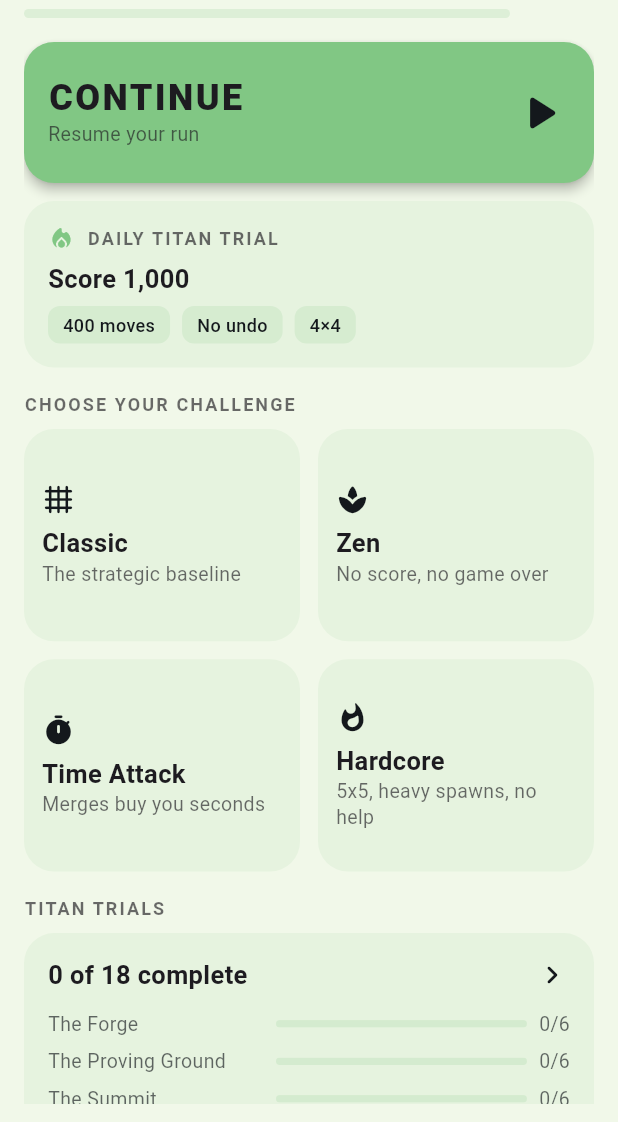
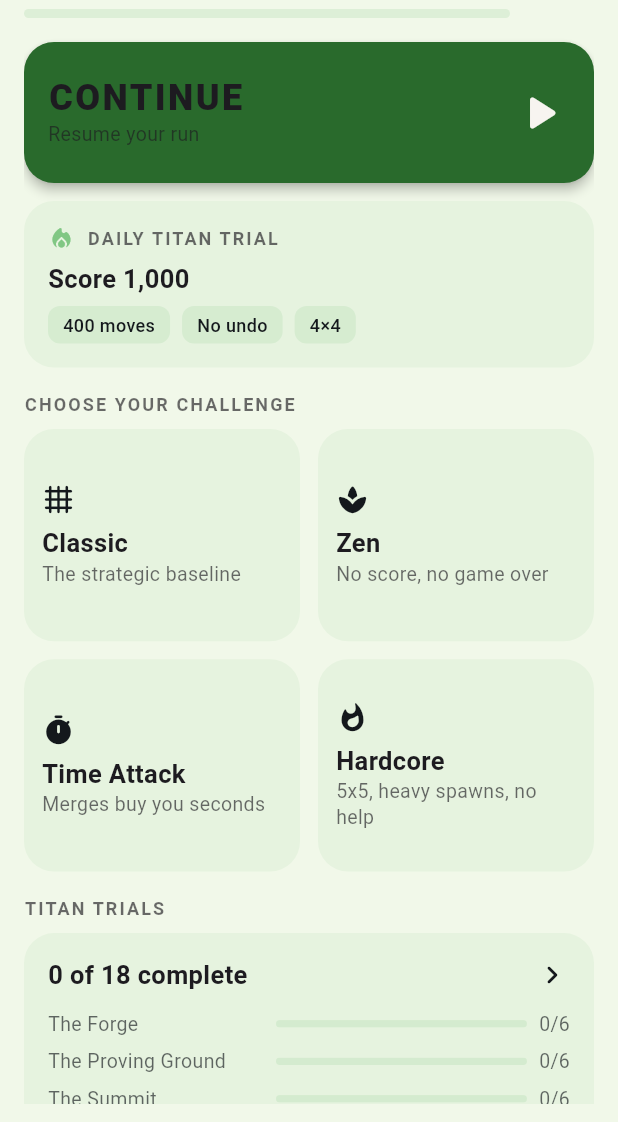
Before and after one commit to RobertTadevosyan/tile_titans, a Flutter app: the screen it shows after launch, on a phone screen of 412 x 824 dp, the part 114-1236 px from its top. Run offline on Flutter 3.47's test engine with Material 3 defaults, Android fonts, the phone set to English and light mode, and no system bars; our stand-ins replace audioplayers, device_info_plus, firebase_analytics, firebase_auth, firebase_core, firebase_crashlytics and 2 more; missing offline and left inert: dart:html, yandex_mobileads; accounts and stored records are empty; generated files the repository leaves out were written again.

Commit message:
Fix unreadable filled dialogs, and unblock the per-mode leaderboards
Two problems reported from the Mi A2.

The completion dialog was black text on a mid green. Picking the foreground
by contrast ratio alone was not enough: Classic's accent sits at luminance
0.47, where dark text technically scores 8.9:1 and still reads washed out.
Prominent surfaces are now deepened out of that band so white text sits on
them, then pushed further until they clear the 4.5:1 AA floor — Retro was
only reaching 4.3:1 with white and nothing had caught it.

The end-of-game dialogs were worse than a colour choice. They filled with
the app bar colour and set the title from appBarTheme but left the body text
to inherit the page's onSurface, so one dialog answered the same question
two ways: a white title and a near-black score on the same green. The stats
dialog made the opposite mistake and put white on that green at 2.2:1. All
three now take one surface and one measured foreground from the same rule.

The Time Attack and Hardcore boards could never fill. Publishing was gated
on the single global high score, so a player holding a 153,532 Classic
record would have to beat it inside a 90-second run before their first Time
Attack score ever posted. The gate is now per board. Classic keeps writing
to the flat `leaderboard/<uid>` path where its several hundred existing rows
live, rather than being given a bucket that would split that ladder in two.
The pending score also carries its mode, so switching modes inside the
five-second debounce can no longer file a score under the wrong board.

Reading a board now fetches only that board. Opening an empty Time Attack
ladder was downloading every Classic row to filter them all out.

Co-Authored-By: Claude Opus 5 (1M context) <noreply@anthropic.com>

```diff
--- a/lib/core/theme/titan_design.dart
+++ b/lib/core/theme/titan_design.dart
@@ -16,11 +16,81 @@ import 'package:flutter/material.dart';
 /// against black is (L + 0.05) / 0.05, equal at L ≈ 0.179.
 const double kContrastCrossover = 0.179;
 
+/// The fill and text colour for a dialog that is filled with the theme accent.
+///
+/// The end-of-game dialogs used the app bar colour as their background and then
+/// let the body text fall back to the page's `onSurface`. On Classic that put
+/// near-black body text on a mid green while the title above it was white —
+/// two different answers to the same question in one dialog. Both now come from
+/// here, so every theme gets one settled surface and one readable foreground.
+({Color surface, Color foreground}) titanDialogColors(BuildContext context) {
+  final theme = Theme.of(context);
+  final base =
+      theme.appBarTheme.backgroundColor ?? theme.colorScheme.surface;
+  final surface = titanProminentSurface(base);
+  return (surface: surface, foreground: titanForegroundOn(surface));
+}
+
 /// A foreground colour guaranteed to be readable on [background].
 Color titanForegroundOn(Color background) =>
     background.computeLuminance() > kContrastCrossover
         ? const Color(0xFF14181C)
         : const Color(0xFFF7F4F0);
+
+/// The contrast ratio between two colours, as WCAG defines it.
+double titanContrastRatio(Color a, Color b) {
+  final la = a.computeLuminance();
+  final lb = b.computeLuminance();
+  final lighter = la > lb ? la : lb;
+  final darker = la > lb ? lb : la;
+  return (lighter + 0.05) / (darker + 0.05);
+}
+
+/// The minimum contrast for body text, from WCAG AA.
+const double kMinBodyContrast = 4.5;
+
+/// The fill for a prominent card, pushed away from the muddy middle.
+///
+/// Maximising the contrast ratio alone is not enough. A mid-luminance accent —
+/// Classic's #81C784 sits near 0.47 — technically scores well against black,
+/// but dark text on a mid green reads washed out and cheap. Anything in that
+/// band is deepened until white text sits on it cleanly, which is both more
+/// readable and more deliberate-looking.
+///
+/// Then the result is pushed further from the crossover until it clears AA for
+/// body text. Retro's brown needed this: it was already dark enough to take
+/// white text and still only reached 4.3:1, which is under the floor.
+Color titanProminentSurface(Color accent) {
+  var surface = accent;
+  final luminance = accent.computeLuminance();
+
+  if (luminance > 0.22 && luminance < 0.72) {
+    // Darken toward a confident, saturated version of the same hue rather than
+    // desaturating it, so each theme keeps its identity.
+    final hsl = HSLColor.fromColor(accent);
+    surface = hsl
+        .withLightness((hsl.lightness * 0.45).clamp(0.12, 0.34))
+        .withSaturation((hsl.saturation * 1.15).clamp(0.0, 1.0))
+        .toColor();
+  }
+
+  // Move away from the crossover in whichever direction the text is already
+  // on, so each step adds contrast instead of cancelling it out.
+  final goesDarker = surface.computeLuminance() <= kContrastCrossover;
+  var guard = 0;
+  while (titanContrastRatio(surface, titanForegroundOn(surface)) <
+          kMinBodyContrast &&
+      guard < 40) {
+    guard++;
+    final hsl = HSLColor.fromColor(surface);
+    final step = goesDarker ? -0.02 : 0.02;
+    final next = (hsl.lightness + step).clamp(0.0, 1.0);
+    if (next == hsl.lightness) break; // Nowhere further to go.
+    surface = hsl.withLightness(next).toColor();
+  }
+
+  return surface;
+}
 
 class TitanSpacing {
   const TitanSpacing._();
@@ -208,7 +278,7 @@ class TitanCard extends StatelessWidget {
     final theme = Theme.of(context);
     final base = accent ?? theme.primaryColor;
     final surface = prominent
-        ? base
+        ? titanProminentSurface(base)
         : Color.alphaBlend(
             base.withValues(alpha: 0.1),
             theme.scaffoldBackgroundColor,
```
Also changed, not shown: lib/presentation/controllers/game_controller.dart (+77 -25 lines), lib/presentation/models/leaderboard_entry.dart (+17 -0 lines), lib/presentation/screens/game_screen.dart (+14 -9 lines), lib/presentation/screens/leaderboard_screen.dart (+24 -21 lines), 2 other files.
